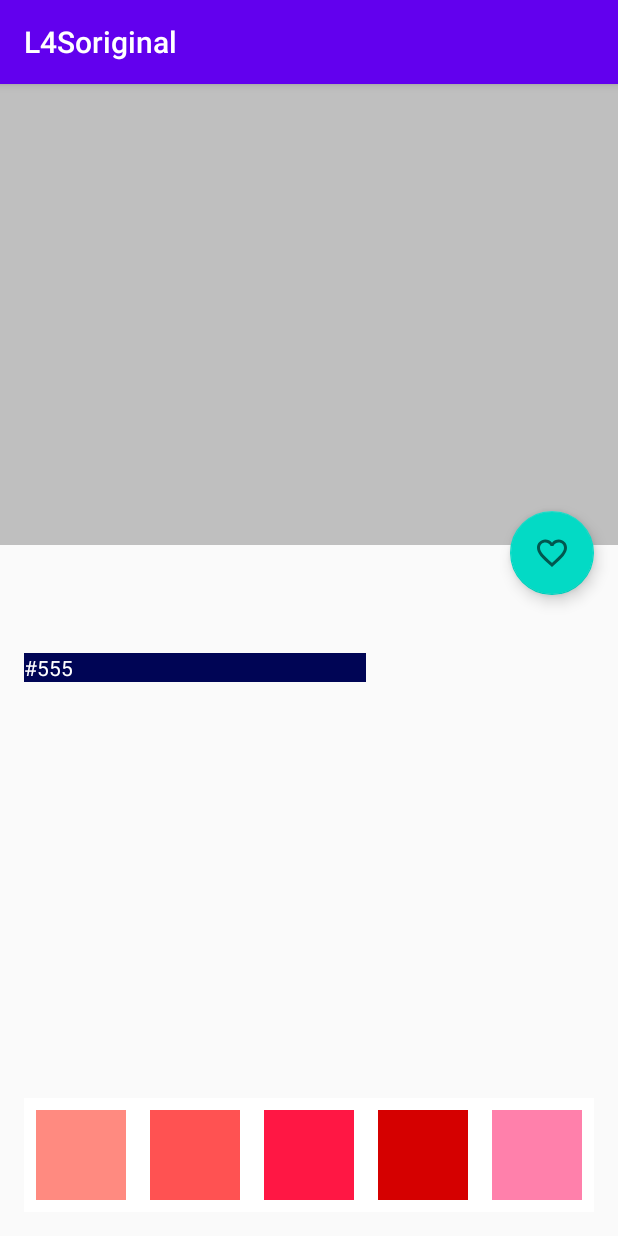
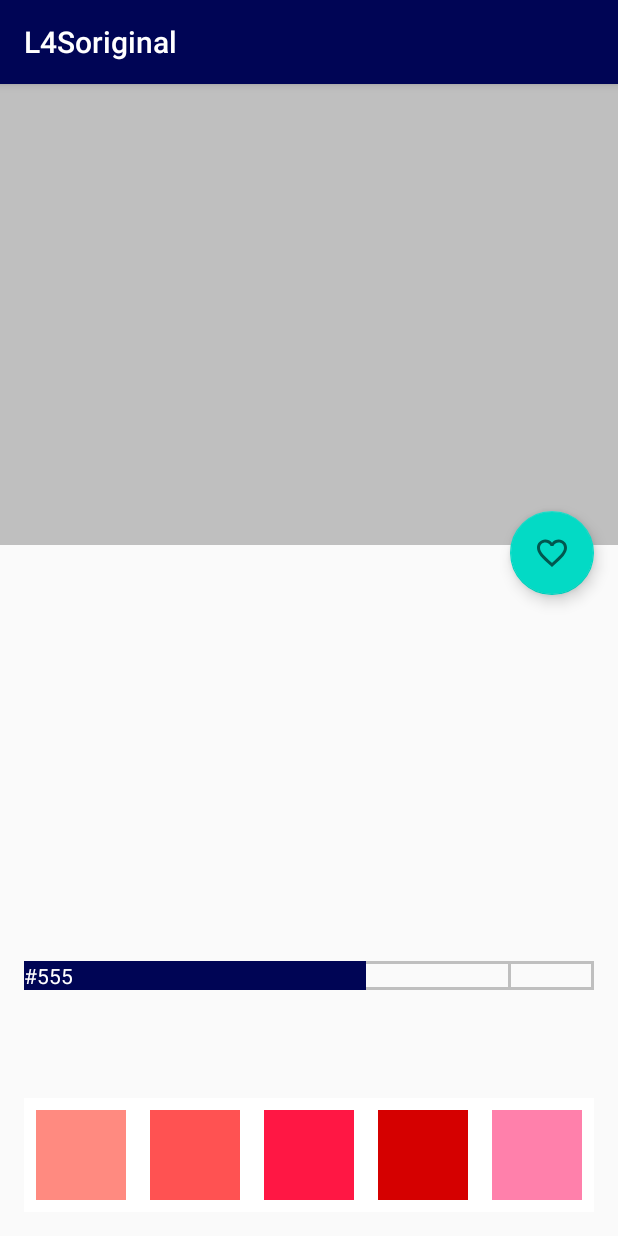
Before and after one commit to giraffecandy/L4Soriginal, an Android app: the DetailActivity screen opened directly, with no data from a screen before it, on a phone screen of 412 x 824 dp. Run offline under Robolectric (Android 15) with nearby library versions, the phone set to English and light mode, and no system bars; libraries missing offline, so code that uses them is left out: io.realm.

Commit message:
ハートボタンを押したらアラートが表示される

```diff
--- a/app/src/main/java/app/babachan/l4soriginal/DetailActivity.kt
+++ b/app/src/main/java/app/babachan/l4soriginal/DetailActivity.kt
@@ -1,14 +1,17 @@
 package app.babachan.l4soriginal
 
+import android.app.AlertDialog
+import android.app.PendingIntent.getActivity
+import android.content.DialogInterface
 import android.content.res.ColorStateList
 import android.graphics.Color
 import android.graphics.drawable.ColorDrawable
 import android.os.Bundle
+import android.view.WindowManager
 import androidx.appcompat.app.AppCompatActivity
 import androidx.recyclerview.widget.LinearLayoutManager
 import io.realm.Realm
 import io.realm.RealmResults
-import kotlinx.android.synthetic.main.accent_color_cell.*
 import kotlinx.android.synthetic.main.activity_detail.*
 
 
@@ -320,9 +323,9 @@ class DetailActivity : AppCompatActivity() {
 
         //purple
         ColorData(100, 234, 128, 252),
-        ColorData(200),
-        ColorData(400),
-        ColorData(700),
+        ColorData(200,224,64,251),
+        ColorData(400, 213, 0, 249),
+        ColorData(700, 170, 0, 255),
 
         //deepPurple
         ColorData(100, 179, 136, 255),
@@ -454,6 +457,11 @@ class DetailActivity : AppCompatActivity() {
 //            val green: Int = color.getGreen()
 
 
+//primaryDark
+        window.addFlags(WindowManager.LayoutParams.FLAG_DRAWS_SYSTEM_BAR_BACKGROUNDS)
+//        window.statusBarColor = Color.parseColor("カラーコード")
+        //primary
+        supportActionBar?.setBackgroundDrawable(ColorDrawable(Color.rgb(red,green,blue)))
         val adapter = RecyclerViewAdapter(this, object : RecyclerViewAdapter.OnItemClickListener {
             override fun onItemClick(item: ColorData) {
                 floatingActionButton.backgroundTintList =
@@ -474,7 +482,17 @@ class DetailActivity : AppCompatActivity() {
 //                }
 //            })
 
-//            floatingActionButton.setOnClickListener { }
+            floatingActionButton.setOnClickListener {
+                AlertDialog.Builder(this)
+//                    .setTitle("title")
+                    .setMessage("このパレットをお気に入りに追加しますか")
+                    .setPositiveButton("OK",
+                        DialogInterface.OnClickListener { dialog, which ->
+                            // OK button pressed
+                        })
+                    .setNegativeButton("Cancel", null)
+                    .show()
+            }
     }
 
     override fun onDestroy() {
--- /dev/null
+++ b/app/src/main/res/drawable/frame.xml
@@ -0,0 +1,9 @@
+<?xml version="1.0" encoding="utf-8"?>
+<selector xmlns:android="http://schemas.android.com/apk/res/android">
+    <item>
+        <shape>
+            <stroke android:width="2dp" android:color="#bfbfbf"/>
+        </shape>
+    </item>
+
+</selector>
--- a/app/src/main/res/layout/activity_detail.xml
+++ b/app/src/main/res/layout/activity_detail.xml
@@ -34,13 +34,14 @@
         android:layout_width="0dp"
         android:layout_height="wrap_content"
         android:layout_marginStart="16dp"
-        android:layout_marginTop="72dp"
         android:layout_marginEnd="16dp"
+        android:layout_marginBottom="72dp"
         android:orientation="horizontal"
         android:weightSum="10"
+        android:background="@drawable/frame"
+        app:layout_constraintBottom_toTopOf="@+id/recyclerView"
         app:layout_constraintEnd_toEndOf="parent"
-        app:layout_constraintStart_toStartOf="parent"
-        app:layout_constraintTop_toBottomOf="@+id/textView">
+        app:layout_constraintStart_toStartOf="parent">
 
         <TextView
             android:id="@+id/primaryTextView"
@@ -59,7 +60,8 @@
             android:id="@+id/accentTextView"
             android:layout_width="0dp"
             android:layout_height="wrap_content"
-            android:layout_weight="1.5" />
+            android:layout_weight="1.5"
+            android:background="@drawable/frame"/>
     </LinearLayout>
 
     <androidx.recyclerview.widget.RecyclerView
--- a/app/src/main/res/layout/activity_main.xml
+++ b/app/src/main/res/layout/activity_main.xml
@@ -11,7 +11,11 @@
         android:layout_width="wrap_content"
         android:layout_height="wrap_content"
         android:layout_marginBottom="56dp"
-        android:text="画像を取得する"
+        android:background="#BFBFBF"
+        android:fontFamily="sans-serif"
+        android:paddingStart="8dp"
+        android:paddingEnd="8dp"
+        android:text="Change a image"
         android:textColor="#FFFFFF"
         app:layout_constraintBottom_toBottomOf="parent"
         app:layout_constraintEnd_toEndOf="parent"
```
